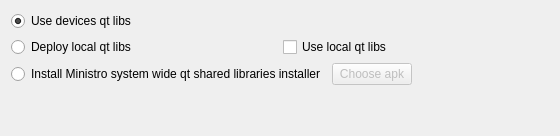
Qt form src/plugins/qt4projectmanager/qt-android/androiddeploystepwidget.ui (KDE/android-qt-creator) before a commit.
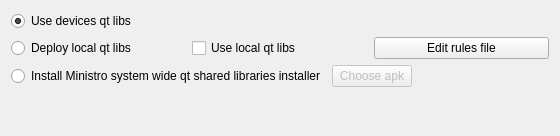
The same form after that commit.

```diff
--- a/src/plugins/qt4projectmanager/qt-android/androiddeploystepwidget.ui
+++ b/src/plugins/qt4projectmanager/qt-android/androiddeploystepwidget.ui
@@ -19,8 +19,8 @@
   <property name="windowTitle">
    <string>Form</string>
   </property>
-  <layout class="QVBoxLayout" name="verticalLayout">
-   <item>
+  <layout class="QGridLayout" name="gridLayout">
+   <item row="0" column="0">
     <widget class="QRadioButton" name="devicesQtLibs">
      <property name="toolTip">
       <string>Use devices qt libs</string>
@@ -33,7 +33,7 @@
      </property>
     </widget>
    </item>
-   <item>
+   <item row="1" column="0">
     <layout class="QHBoxLayout" name="horizontalLayout_2">
      <item>
       <widget class="QRadioButton" name="deployQtLibs">
@@ -56,9 +56,16 @@
        </property>
       </widget>
      </item>
+     <item>
+      <widget class="QPushButton" name="editRulesFilePushButton">
+       <property name="text">
+        <string>Edit rules file</string>
+       </property>
+      </widget>
+     </item>
     </layout>
    </item>
-   <item>
+   <item row="2" column="0">
     <layout class="QHBoxLayout" name="horizontalLayout">
      <item>
       <widget class="QRadioButton" name="installQASI">
@@ -96,7 +103,7 @@
      </item>
     </layout>
    </item>
-   <item>
+   <item row="3" column="0">
     <spacer name="verticalSpacer">
      <property name="orientation">
       <enum>Qt::Vertical</enum>
```
